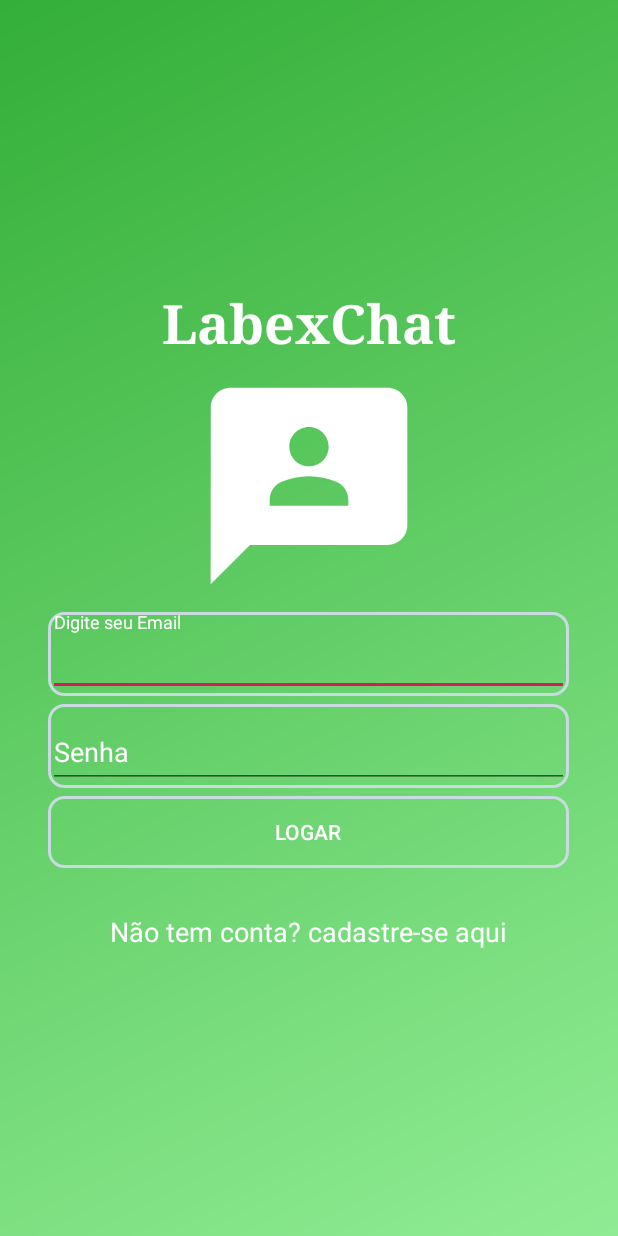
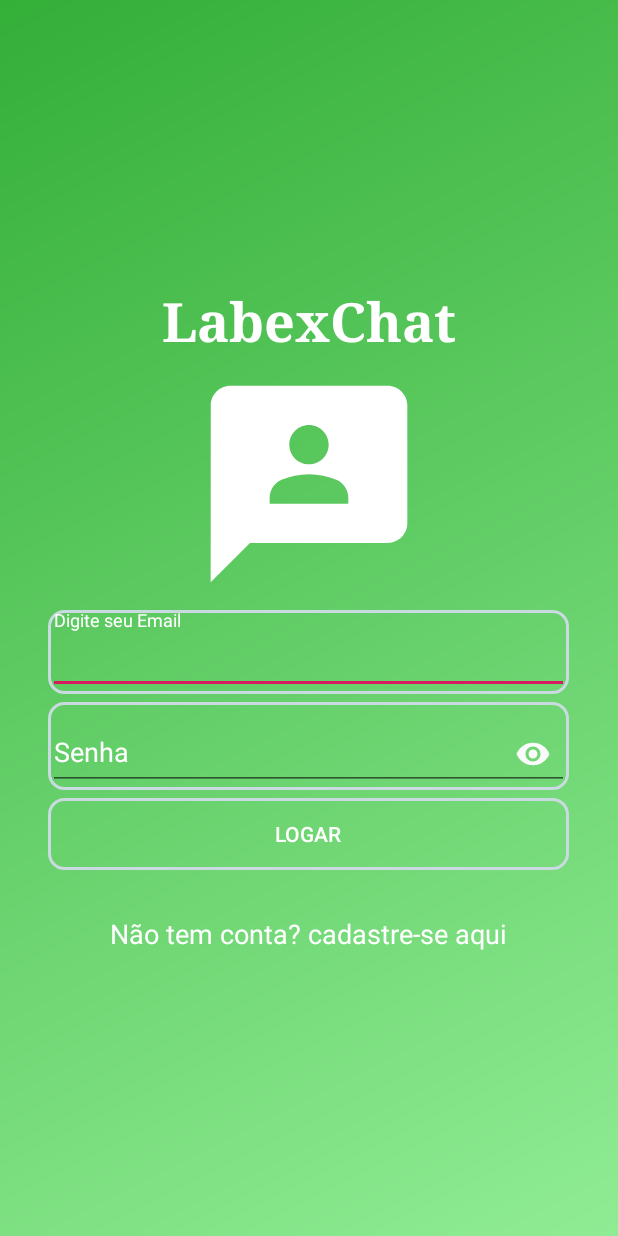
Before and after one commit to robertoufpa19/App_LabexChat, an Android app: the screen it shows after launch (LoginActivity), on a phone screen of 412 x 824 dp. Run offline under Robolectric (Android 15) with nearby library versions, the phone set to English and light mode, and no system bars; our stand-ins replace Firebase (no records; nobody signed in at launch, a user with empty details on screens opened directly).

Commit message:
Chat atualizado

```diff
--- a/app/src/main/java/com/robertocursoandroid/whatsapp/activity/activity/ChatActivity.java
+++ b/app/src/main/java/com/robertocursoandroid/whatsapp/activity/activity/ChatActivity.java
@@ -1,5 +1,6 @@
 package com.robertocursoandroid.whatsapp.activity.activity;
 
+import android.Manifest;
 import android.content.Intent;
 import android.content.IntentFilter;
 import android.graphics.Bitmap;
@@ -42,6 +43,7 @@ import com.robertocursoandroid.whatsapp.activity.adapter.MensagensAdapter;
 import com.robertocursoandroid.whatsapp.activity.api.NotificacaoService;
 import com.robertocursoandroid.whatsapp.activity.config.ConfiguracaoFirebase;
 import com.robertocursoandroid.whatsapp.activity.helper.Base64Custom;
+import com.robertocursoandroid.whatsapp.activity.helper.Permissao;
 import com.robertocursoandroid.whatsapp.activity.helper.UsuarioFirebase;
 import com.robertocursoandroid.whatsapp.activity.model.Conversa;
 import com.robertocursoandroid.whatsapp.activity.model.Grupo;
@@ -107,6 +109,8 @@ public class ChatActivity extends AppCompatActivity {
 
 
 
+
+
     @Override
     protected void onCreate(Bundle savedInstanceState) {
         super.onCreate(savedInstanceState);
@@ -116,6 +120,8 @@ public class ChatActivity extends AppCompatActivity {
         toolbar.setTitle("");
         setSupportActionBar(toolbar);
         getSupportActionBar().setDisplayHomeAsUpEnabled(true);
+
+
 
         // configurações inicias para recuperar usuario
         textViewNome = findViewById(R.id.textViewNomeChat);
--- a/app/src/main/res/layout/activity_login.xml
+++ b/app/src/main/res/layout/activity_login.xml
@@ -64,6 +64,8 @@
         tools:layout_editor_absoluteX="32dp"
         tools:layout_editor_absoluteY="301dp"
         android:textColor="#FFFFFF"
+        app:passwordToggleEnabled="true"
+        app:passwordToggleTint="#FBFBFB"
         android:textColorHint="#FFFFFF"
         app:hintTextColor="#FFFFFF">
 
```
Also changed, not shown: app/src/main/java/com/robertocursoandroid/whatsapp/activity/activity/MainActivity.java (+10 -1 lines).
